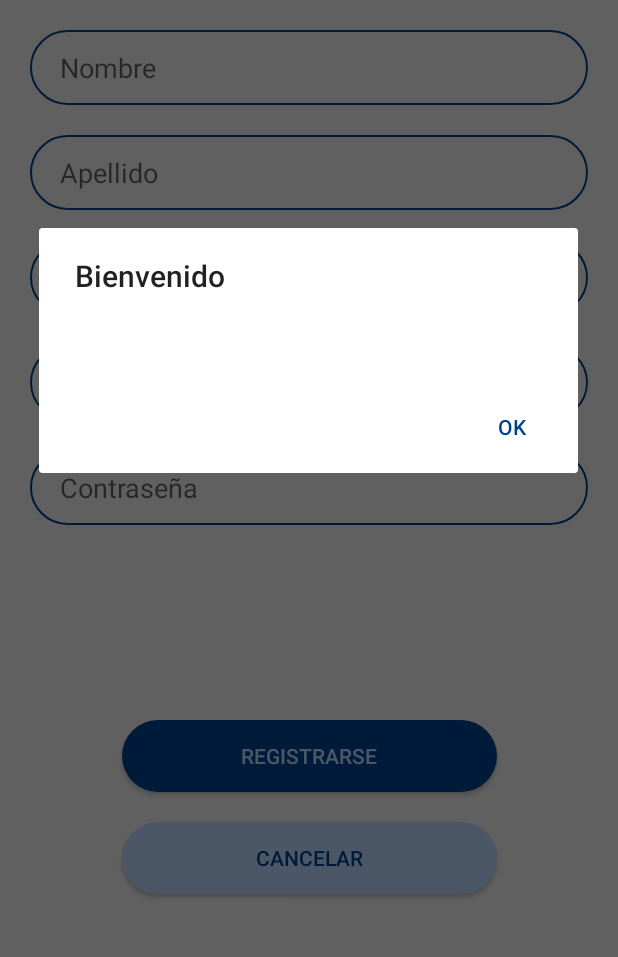
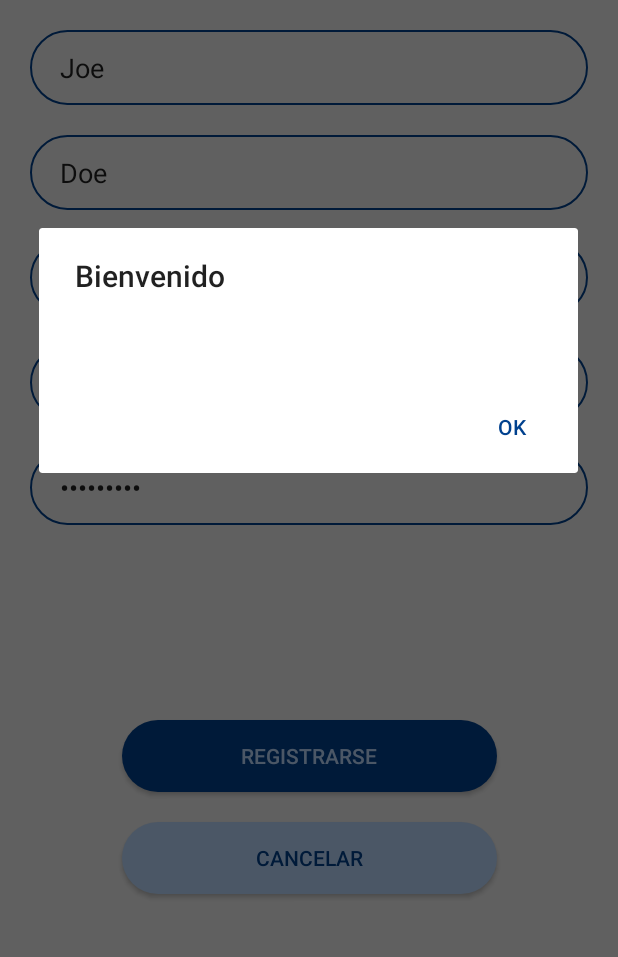
Before and after one commit to MartinRomano-S/soa-tp2, an Android app: the RegisterActivity screen opened directly, with no data from a screen before it, after a tap on "REGISTRARSE", on a phone screen of 412 x 824 dp, the part 267-1224 px from its top. Run offline under Robolectric (Android 15) with nearby library versions, the phone set to English and light mode, and no system bars; 1 statement that could not run was skipped.

```diff
--- a/app/src/main/java/com/example/testlogin/RegisterActivity.java
+++ b/app/src/main/java/com/example/testlogin/RegisterActivity.java
@@ -14,6 +14,7 @@ import com.example.testlogin.interfaces.Asyncronable;
 import com.example.testlogin.models.Credentials;
 import com.example.testlogin.models.User;
 import com.example.testlogin.services.AsyncHttpRequest;
+import com.example.testlogin.utils.Configuration;
 import com.example.testlogin.utils.SOAAPIallowedMethodsEnum;
 
 import org.json.JSONException;
@@ -48,14 +49,18 @@ public class RegisterActivity extends AppCompatActivity implements Asyncronable<
             @Override
             public void onClick(View view) {
 
+                //TODO VALIDACIÓN DE DATOS
                 User user = new User();
                 user.setCredentials(new Credentials(txtEmail.getText().toString(), txtPassword.getText().toString()));
                 user.setDni(Integer.valueOf(txtDNI.getText().toString()));
                 user.setName(txtName.getText().toString());
                 user.setLastname(txtLastname.getText().toString());
 
-                AsyncHttpRequest asyncHttpRequest = new AsyncHttpRequest(RegisterActivity.this, getString(R.string.api_register_url), SOAAPIallowedMethodsEnum.POST, user.toJSON());
-                asyncHttpRequest.execute();
+                if(Configuration.isNetworkConnected(RegisterActivity.this)) {
+                    AsyncHttpRequest asyncHttpRequest = new AsyncHttpRequest(RegisterActivity.this, getString(R.string.api_register_url), SOAAPIallowedMethodsEnum.POST, user.toJSON());
+                    asyncHttpRequest.execute();
+                } else
+                    Configuration.showModalMessage(RegisterActivity.this, getString(R.string.titleError), getString(R.string.networkError));
             }
         });
 
--- a/app/src/main/java/com/example/testlogin/utils/Configuration.java
+++ b/app/src/main/java/com/example/testlogin/utils/Configuration.java
@@ -1,9 +1,19 @@
 package com.example.testlogin.utils;
 
+import android.app.AlertDialog;
 import android.content.Context;
+import android.content.DialogInterface;
 import android.content.pm.PackageManager;
+import android.net.ConnectivityManager;
+import android.net.Network;
+import android.net.NetworkCapabilities;
+import android.net.NetworkInfo;
 
 import androidx.core.content.ContextCompat;
+
+import com.example.testlogin.R;
+
+import org.json.JSONException;
 
 import java.math.BigInteger;
 import java.security.SecureRandom;
@@ -26,6 +36,36 @@ public class Configuration {
         return (check == PackageManager.PERMISSION_GRANTED);
     }
 
+    public static boolean isNetworkConnected(Context c) {
+        ConnectivityManager connectivityManager = (ConnectivityManager) c.getSystemService(Context.CONNECTIVITY_SERVICE);
+
+        if(connectivityManager != null) {
+            Network network = connectivityManager.getActiveNetwork();
+
+            if (network == null) return false;
+
+            NetworkCapabilities networkCapabilities = connectivityManager.getNetworkCapabilities(network);
+            return networkCapabilities != null && (networkCapabilities.hasTransport(NetworkCapabilities.TRANSPORT_WIFI)
+                    || networkCapabilities.hasTransport(NetworkCapabilities.TRANSPORT_ETHERNET)
+                    || networkCapabilities.hasTransport(NetworkCapabilities.TRANSPORT_CELLULAR));
+        }
+        return false;
+    }
+
+    public static void showModalMessage(Context c, String title, String msg) {
+        AlertDialog.Builder dialog;
+        dialog = new AlertDialog.Builder(c);
+        dialog.setTitle(title);
+        dialog.setMessage(msg);
+
+        dialog.setPositiveButton(c.getString(R.string.acceptButton), new DialogInterface.OnClickListener() {
+            @Override
+            public void onClick(DialogInterface dialogInterface, int i) {}
+        });
+
+        dialog.create().show();
+    }
+
     public static String generateRandomCode() {
         SecureRandom random = new SecureRandom();
         return new BigInteger(30, random).toString(32);
--- a/app/src/main/res/layout/activity_register.xml
+++ b/app/src/main/res/layout/activity_register.xml
@@ -30,6 +30,7 @@
         android:layout_marginTop="20dp"
         android:layout_marginEnd="20dp"
         android:ems="10"
+        android:text="Joe"
         android:inputType="textPersonName"
         android:background="@drawable/edit_text"
         app:layout_constraintEnd_toEndOf="parent"
@@ -48,6 +49,7 @@
         android:layout_marginTop="20dp"
         android:layout_marginEnd="20dp"
         android:ems="10"
+        android:text="Doe"
         android:inputType="textPersonName"
         android:background="@drawable/edit_text"
         app:layout_constraintEnd_toEndOf="parent"
@@ -63,6 +65,7 @@
         android:paddingStart="20dp"
         android:paddingEnd="20dp"
         android:ems="10"
+        android:text="12345678"
         android:inputType="number"
         android:background="@drawable/edit_text"
         android:layout_marginTop="20dp"
@@ -81,6 +84,7 @@
         android:paddingStart="20dp"
         android:paddingEnd="20dp"
         android:ems="10"
+        android:text="joedoesoa@yopmail.com"
         android:inputType="textEmailAddress"
         android:background="@drawable/edit_text"
         android:layout_marginTop="20dp"
@@ -99,6 +103,7 @@
         android:paddingStart="20dp"
         android:paddingEnd="20dp"
         android:ems="10"
+        android:text="prueba123"
         android:inputType="textPassword"
         android:background="@drawable/edit_text"
         android:layout_marginTop="20dp"
--- a/app/src/main/res/values/strings.xml
+++ b/app/src/main/res/values/strings.xml
@@ -33,6 +33,7 @@
     <string name="titleError">Error</string>
     <string name="requestError">Se produjo un error al enviar la petición</string>
     <string name="credentialsError">El usuario o contraseña ingresado es incorrecto.</string>
+    <string name="networkError">El dispositivo no se encuentra conectado a la red.</string>
     <string name="acceptButton">Aceptar</string>
 
     <!-- TEXTOS EMAIL -->
```
Also changed, not shown: app/src/main/java/com/example/testlogin/LoginActivity.java (+8 -2 lines).
